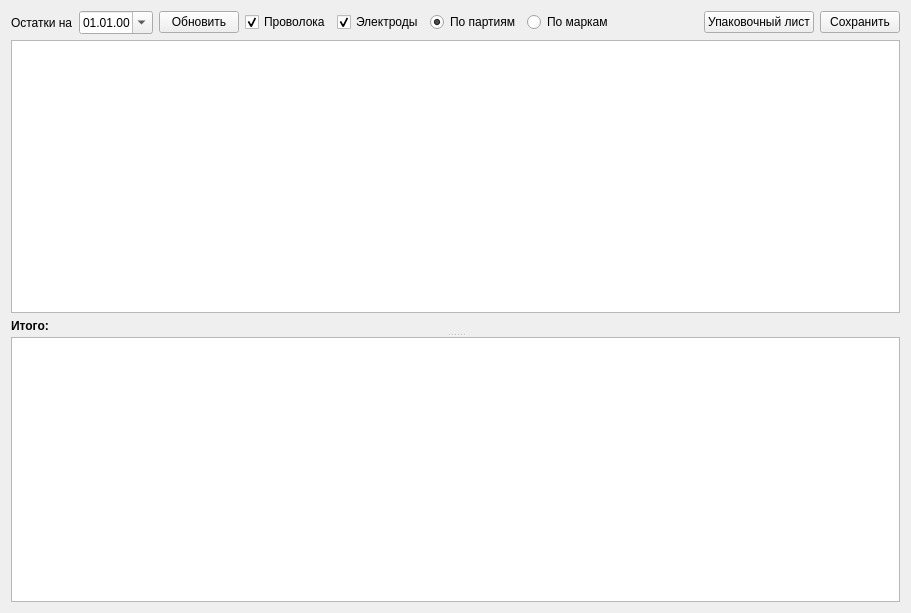
Above: formbalance.ui from Sergeyego/warehouse before the change. Below: the same form after it.
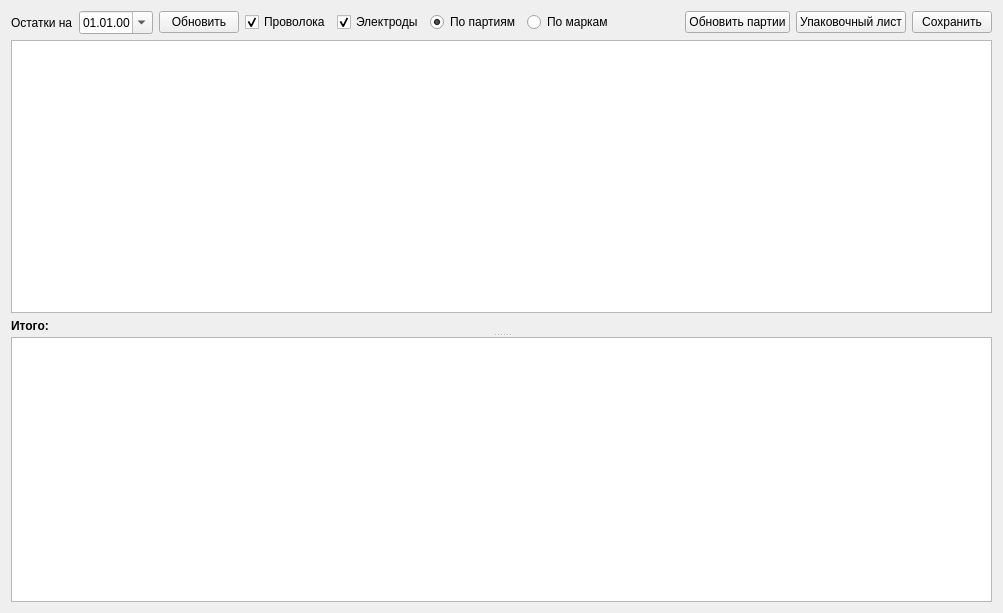
That is the form after the change. Custom widgets are drawn as their Qt base class.

Diff of the .ui file:
```diff
--- a/formbalance.ui
+++ b/formbalance.ui
@@ -6,7 +6,7 @@
    <rect>
     <x>0</x>
     <y>0</y>
-    <width>911</width>
+    <width>1003</width>
     <height>613</height>
    </rect>
   </property>
@@ -90,6 +90,13 @@
        </property>
       </spacer>
      </item>
+     <item>
+      <widget class="QPushButton" name="pushButtonUpdPart">
+       <property name="text">
+        <string>Обновить партии</string>
+       </property>
+      </widget>
+     </item>
      <item>
       <widget class="QPushButton" name="pushButtonPackList">
        <property name="enabled">
```
